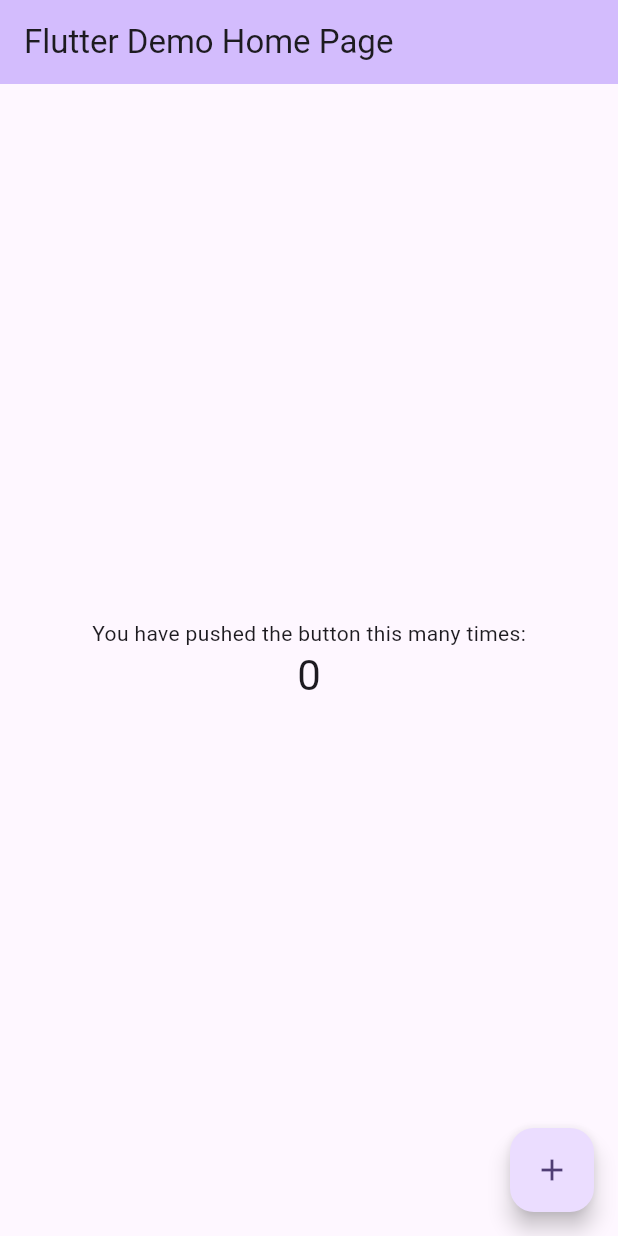
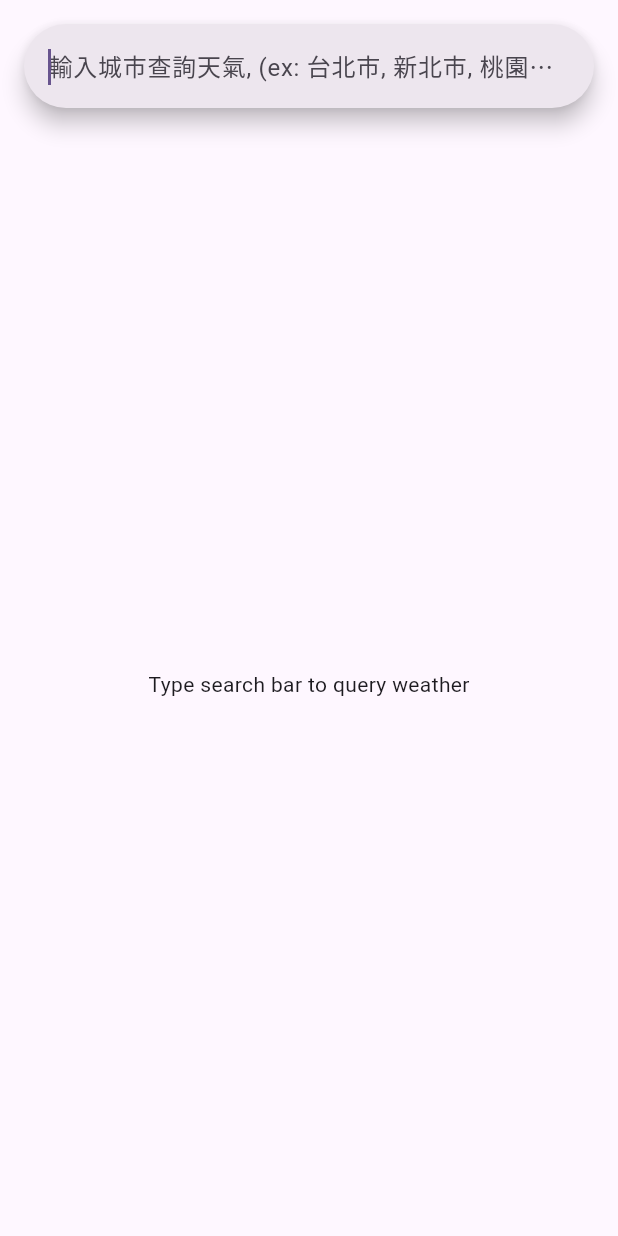
Before and after one commit to MarkRunWu/TheWeatherFlutter, a Flutter app: the screen it shows after launch, on a phone screen of 412 x 824 dp. Run offline on Flutter 3.47's test engine with Material 3 defaults, Android fonts, the phone set to English and light mode, and no system bars; our stand-ins replace dio, flutter_dotenv, flutter_riverpod, get_it, injectable, riverpod_annotation; generated files the repository leaves out were written again.

Commit message:
Integrate forcast data to home page

```diff
--- a/lib/main.dart
+++ b/lib/main.dart
@@ -1,124 +1,25 @@
 import 'package:flutter/material.dart';
+import 'package:flutter_riverpod/flutter_riverpod.dart';
 import 'package:the_weather_flutter/injectable.dart';
+import 'package:the_weather_flutter/ui/home_screen.dart';
 
 void main() async {
   await configureDependencies();
-  runApp(const MyApp());
+  runApp(const ProviderScope(child: TheWeatherApp()));
 }
 
-class MyApp extends StatelessWidget {
-  const MyApp({super.key});
+class TheWeatherApp extends StatelessWidget {
+  const TheWeatherApp({super.key});
 
   // This widget is the root of your application.
   @override
   Widget build(BuildContext context) {
     return MaterialApp(
-      title: 'Flutter Demo',
+      title: 'The weather flutter',
       theme: ThemeData(
-        // This is the theme of your application.
-        //
-        // TRY THIS: Try running your application with "flutter run". You'll see
-        // the application has a purple toolbar. Then, without quitting the app,
-        // try changing the seedColor in the colorScheme below to Colors.green
-        // and then invoke "hot reload" (save your changes or press the "hot
-        // reload" button in a Flutter-supported IDE, or press "r" if you used
-        // the command line to start the app).
-        //
-        // Notice that the counter didn't reset back to zero; the application
-        // state is not lost during the reload. To reset the state, use hot
-        // restart instead.
-        //
-        // This works for code too, not just values: Most code changes can be
-        // tested with just a hot reload.
         colorScheme: ColorScheme.fromSeed(seedColor: Colors.deepPurple),
       ),
-      home: const MyHomePage(title: 'Flutter Demo Home Page'),
+      home: const HomeScreen(),
     );
   }
 }
-
-class MyHomePage extends StatefulWidget {
-  const MyHomePage({super.key, required this.title});
-
-  // This widget is the home page of your application. It is stateful, meaning
-  // that it has a State object (defined below) that contains fields that affect
-  // how it looks.
-
-  // This class is the configuration for the state. It holds the values (in this
-  // case the title) provided by the parent (in this case the App widget) and
-  // used by the build method of the State. Fields in a Widget subclass are
-  // always marked "final".
-
-  final String title;
-
-  @override
-  State<MyHomePage> createState() => _MyHomePageState();
-}
-
-class _MyHomePageState extends State<MyHomePage> {
-  int _counter = 0;
-
-  void _incrementCounter() {
-    setState(() {
-      // This call to setState tells the Flutter framework that something has
-      // changed in this State, which causes it to rerun the build method below
-      // so that the display can reflect the updated values. If we changed
-      // _counter without calling setState(), then the build method would not be
-      // called again, and so nothing would appear to happen.
-      _counter++;
-    });
-  }
-
-  @override
-  Widget build(BuildContext context) {
-    // This method is rerun every time setState is called, for instance as done
-    // by the _incrementCounter method above.
-    //
-    // The Flutter framework has been optimized to make rerunning build methods
-    // fast, so that you can just rebuild anything that needs updating rather
-    // than having to individually change instances of widgets.
-    return Scaffold(
-      appBar: AppBar(
-        // TRY THIS: Try changing the color here to a specific color (to
-        // Colors.amber, perhaps?) and trigger a hot reload to see the AppBar
-        // change color while the other colors stay the same.
-        backgroundColor: Theme.of(context).colorScheme.inversePrimary,
-        // Here we take the value from the MyHomePage object that was created by
-        // the App.build method, and use it to set our appbar title.
-        title: Text(widget.title),
-      ),
-      body: Center(
-        // Center is a layout widget. It takes a single child and positions it
-        // in the middle of the parent.
-        child: Column(
-          // Column is also a layout widget. It takes a list of children and
-          // arranges them vertically. By default, it sizes itself to fit its
-          // children horizontally, and tries to be as tall as its parent.
-          //
-          // Column has various properties to control how it sizes itself and
-          // how it positions its children. Here we use mainAxisAlignment to
-          // center the children vertically; the main axis here is the vertical
-          // axis because Columns are vertical (the cross axis would be
-          // horizontal).
-          //
-          // TRY THIS: Invoke "debug painting" (choose the "Toggle Debug Paint"
-          // action in the IDE, or press "p" in the console), to see the
-          // wireframe for each widget.
-          mainAxisAlignment: MainAxisAlignment.center,
-          children: <Widget>[
-            const Text('You have pushed the button this many times:'),
-            Text(
-              '$_counter',
-              style: Theme.of(context).textTheme.headlineMedium,
-            ),
-          ],
-        ),
-      ),
-      floatingActionButton: FloatingActionButton(
-        onPressed: _incrementCounter,
-        tooltip: 'Increment',
-        child: const Icon(Icons.add),
-      ), // This trailing comma makes auto-formatting nicer for build methods.
-    );
-  }
-}
--- /dev/null
+++ b/lib/ui/home_screen.dart
@@ -0,0 +1,47 @@
+import 'package:flutter/material.dart';
+import 'package:flutter_riverpod/flutter_riverpod.dart';
+import 'package:the_weather_flutter/ui/components/weather_forcasts_card.dart';
+import 'package:the_weather_flutter/ui/home_viewmodel.dart';
+
+class HomeScreen extends ConsumerWidget {
+  const HomeScreen({super.key});
+
+  @override
+  Widget build(BuildContext context, WidgetRef ref) {
+    final state = ref.watch(homeStateProvider);
+
+    return Scaffold(
+      body: SafeArea(
+        child: Column(
+          children: [
+            Padding(
+              padding: EdgeInsets.all(16),
+              child: SearchBar(
+                autoFocus: true,
+                onSubmitted:
+                    (text) => {HomeStateHandler.searchByText(ref, text)},
+                hintText: "輸入城市查詢天氣, (ex: 台北市, 新北市, 桃園市, ...",
+              ),
+            ),
+            switch (state) {
+              HomeReadyState(:final forcast) => Expanded(
+                child:
+                    forcast != null
+                        ? ListView(children: [WeatherForcastsCard(forcast)])
+                        : Center(
+                          child: Text(
+                            state.query.isNotEmpty
+                                ? "No query result for `${state.query}`"
+                                : "Type search bar to query weather",
+                          ),
+                        ),
+              ),
+              HomeErrorState(:final error) => Text("Error $error"),
+              _ => Center(child: CircularProgressIndicator()),
+            },
+          ],
+        ),
+      ),
+    );
+  }
+}
--- /dev/null
+++ b/lib/ui/home_viewmodel.dart
@@ -0,0 +1,54 @@
+import 'package:flutter_riverpod/flutter_riverpod.dart';
+import 'package:riverpod_annotation/riverpod_annotation.dart';
+import 'package:the_weather_flutter/api/models/city.dart';
+import 'package:the_weather_flutter/api/models/error.dart';
+import 'package:the_weather_flutter/provider/models/forcast.dart';
+import 'package:the_weather_flutter/provider/weather.dart';
+
+part 'home_viewmodel.g.dart';
+
+sealed class HomeState {}
+
+class HomeReadyState extends HomeState {
+  String query;
+  CityForcast? forcast;
+
+  HomeReadyState(this.query, this.forcast);
+}
+
+class HomeLoadingState extends HomeState {}
+
+class HomeErrorState extends HomeState {
+  final AppError error;
+  HomeErrorState(this.error);
+}
+
+final searchTextProvider = StateProvider<String>((Ref ref) {
+  return '';
+});
+
+@riverpod
+HomeState homeState(Ref ref) {
+  final q = ref.watch(searchTextProvider);
+  final r = ref.watch(
+    forcastsNext36HoursProvider(
+      TaiwanCity.values
+          .where((city) => q.isNotEmpty && city.name.startsWith(q))
+          .firstOrNull,
+    ),
+  );
+  return r.map(
+    data: (d) => HomeReadyState(q, d.value),
+    error: (e) => HomeErrorState(e.error as AppError),
+    loading: (l) => HomeLoadingState(),
+  );
+}
+
+class HomeStateHandler {
+  static void searchByText(WidgetRef ref, String text) {
+    ref.read(searchTextProvider.notifier).state = text.trim().replaceAll(
+      "台",
+      "臺",
+    );
+  }
+}
```
Also changed, not shown: lib/provider/models/forcast.dart (added, +40 -0 lines), lib/provider/weather.dart (+37 -5 lines), lib/ui/components/weather_forcasts_card.dart (added, +47 -0 lines), 1 other file.
